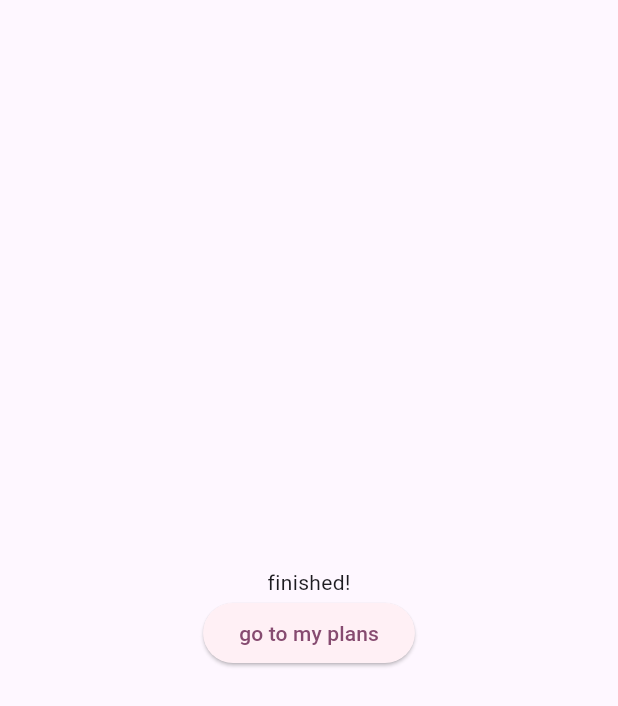
After one commit to kmekarski/gym_partner, a Flutter app: the FinishedWorkoutScreen screen opened directly, on a phone screen of 412 x 824 dp. The commit adds this screen. Shown: the top 706 px of the screen. Run offline on Flutter 3.47's test engine with Material 3 defaults, Android fonts, the phone set to English and light mode, and no system bars; our stand-ins replace cloud_firestore, firebase_auth, firebase_core, flutter_riverpod; accounts and stored records are empty.

Commit message:
added navigation to workout screen and finished workout screen. both unfinished

```diff
--- /dev/null
+++ b/lib/screens/finished_workout.dart
@@ -0,0 +1,32 @@
+import 'package:flutter/material.dart';
+
+class FinishedWorkoutScreen extends StatefulWidget {
+  const FinishedWorkoutScreen({super.key});
+
+  @override
+  State<FinishedWorkoutScreen> createState() => _FinishedWorkoutScreenState();
+}
+
+class _FinishedWorkoutScreenState extends State<FinishedWorkoutScreen> {
+  void _goToMyPlans() {
+    Navigator.of(context).pop();
+  }
+
+  @override
+  Widget build(BuildContext context) {
+    return Scaffold(
+      body: Center(
+        child: Column(
+          mainAxisSize: MainAxisSize.min,
+          children: [
+            const Text('finished!'),
+            ElevatedButton(
+              onPressed: _goToMyPlans,
+              child: const Text('go to my plans'),
+            ),
+          ],
+        ),
+      ),
+    );
+  }
+}
```
Also changed, not shown: lib/screens/plan_details.dart (+17 -12 lines), lib/screens/workout.dart (added, +83 -0 lines), lib/widgets/buttons/wide_button.dart (+17 -4 lines).
